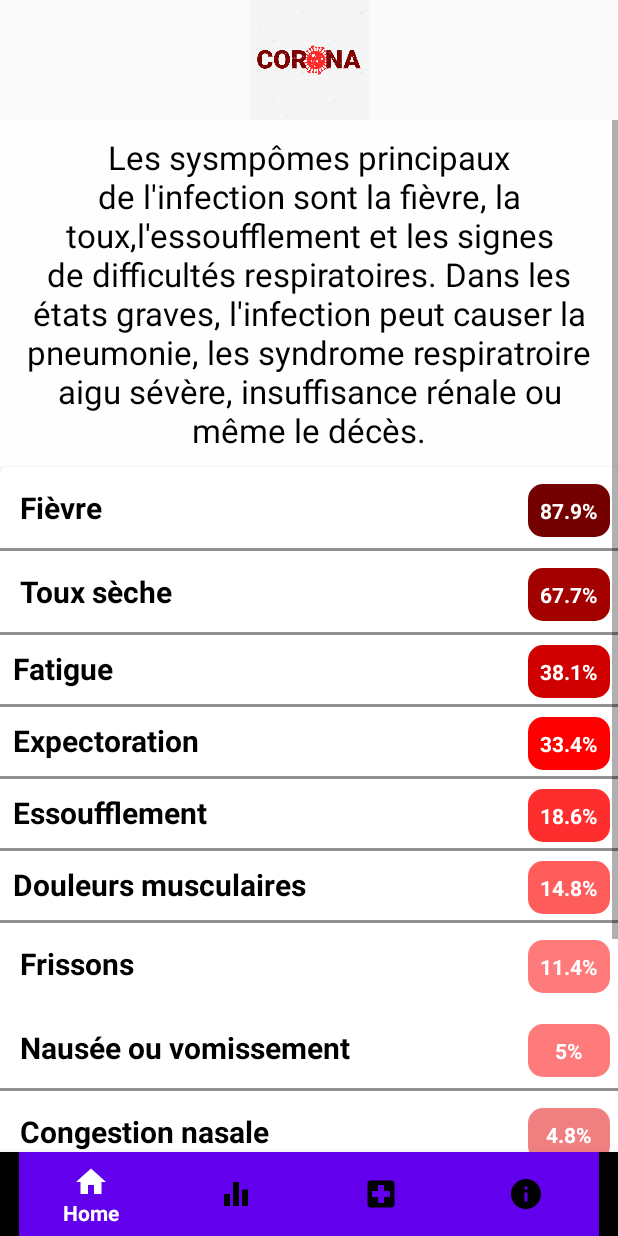
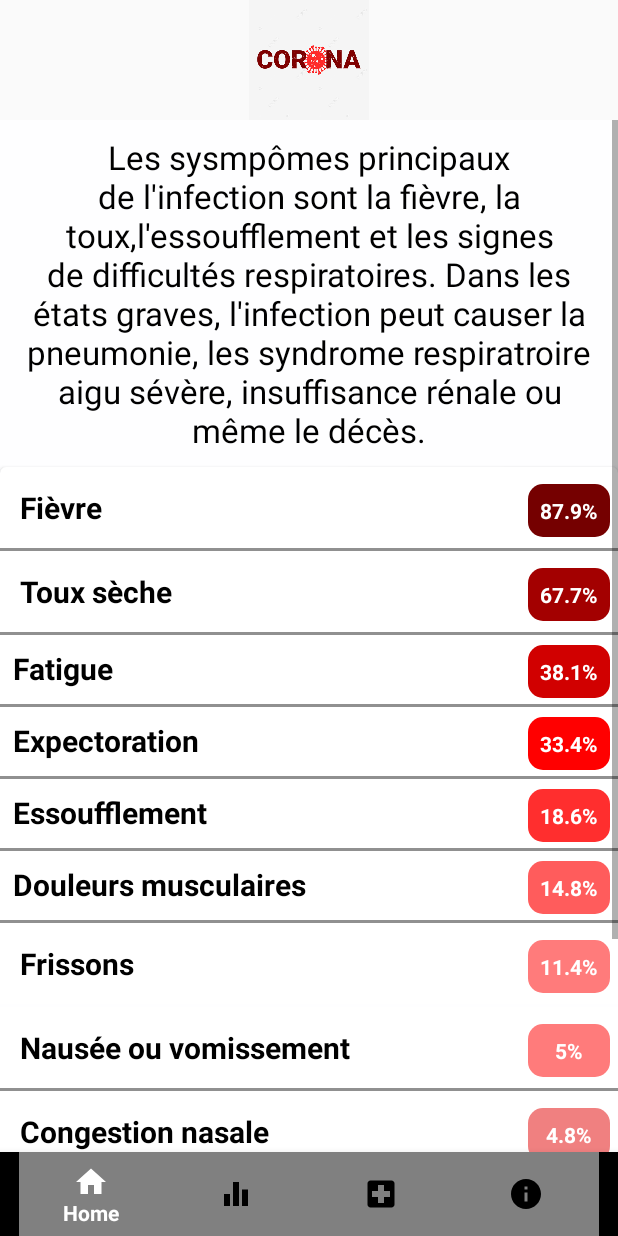
Before and after one commit to ab-mokhtar/project_covid19, an Android app: the ActivityFragment screen opened directly, with no data from a screen before it, on a phone screen of 412 x 824 dp. Run offline under Robolectric (Android 15) with nearby library versions, the phone set to English and light mode, and no system bars.

Commit message:
change colors

```diff
--- a/app/src/main/res/layout/activity_main.xml
+++ b/app/src/main/res/layout/activity_main.xml
@@ -28,7 +28,7 @@
             android:layout_width="match_parent"
             android:layout_height="wrap_content"
             android:layout_alignParentBottom="true"
-            app:itemBackground="@color/colorPrimary"
+            app:itemBackground="@color/grey"
             app:itemIconTint="@drawable/selector"
             app:itemTextColor="@drawable/selector"
             app:menu="@menu/menu_navigation"/>
```
